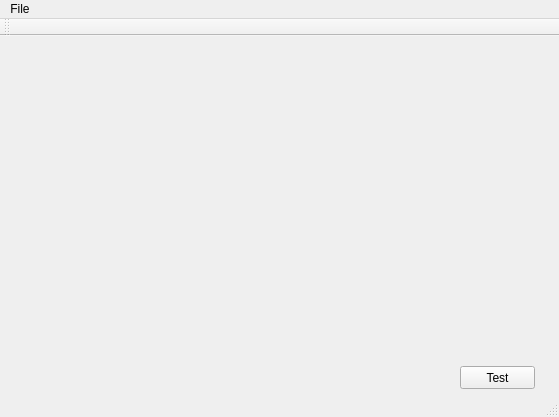
The window that mainwindow.ui (tranter/qt-google-drive) describes before a commit, drawn with Qt 5.
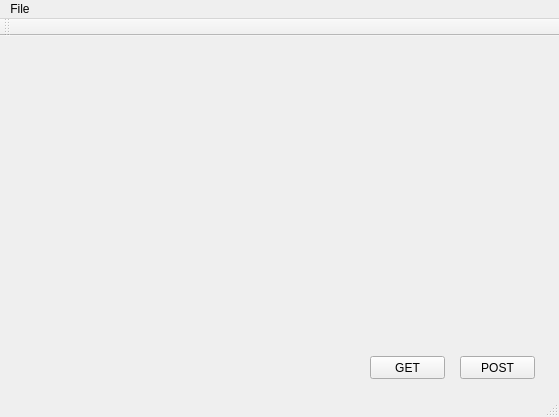
The same window after the commit.

Commit message: GET/POST test queries

What changed in the file:
```diff
--- a/mainwindow.ui
+++ b/mainwindow.ui
@@ -14,17 +14,30 @@
    <string>MainWindow</string>
   </property>
   <widget class="QWidget" name="centralWidget">
-   <widget class="QPushButton" name="testButton">
+   <widget class="QPushButton" name="getButton">
+    <property name="geometry">
+     <rect>
+      <x>370</x>
+      <y>320</y>
+      <width>75</width>
+      <height>23</height>
+     </rect>
+    </property>
+    <property name="text">
+     <string>GET</string>
+    </property>
+   </widget>
+   <widget class="QPushButton" name="postButton">
     <property name="geometry">
      <rect>
       <x>460</x>
-      <y>330</y>
+      <y>320</y>
       <width>75</width>
       <height>23</height>
      </rect>
     </property>
     <property name="text">
-     <string>Test</string>
+     <string>POST</string>
     </property>
    </widget>
   </widget>
```
The commit also changes 4 other files.
